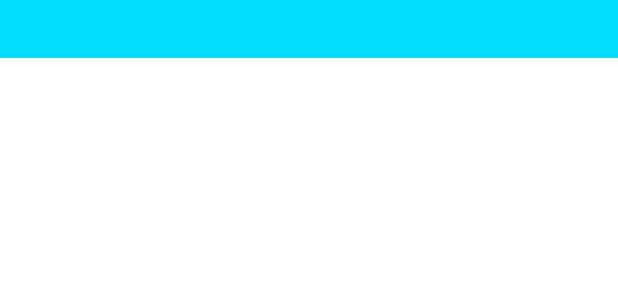
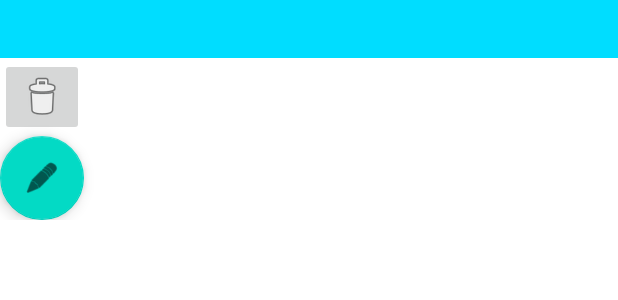
Before and after one commit to Zaruus/JIN-DM, an Android app: the layout item_task.xml on its own in the app's theme, with its tools: preview values and no code run, on a phone screen of 412 x 824 dp. Shown: the top 300 px of the screen. Run offline under Robolectric (Android 15) with nearby library versions, the phone set to English and light mode, and no system bars.

Commit message:
TP2 - Question 7 (terminé)

```diff
--- a/app/src/main/AndroidManifest.xml
+++ b/app/src/main/AndroidManifest.xml
@@ -10,6 +10,9 @@
         android:supportsRtl="true"
         android:theme="@style/Theme.ToDoQuentinMoreels">
         <activity
+            android:name=".form.FormActivity"
+            android:exported="false" />
+        <activity
             android:name=".MainActivity"
             android:exported="true">
             <intent-filter>
--- a/app/src/main/java/com/quentinmoreels/todo/tasklist/Task.kt
+++ b/app/src/main/java/com/quentinmoreels/todo/tasklist/Task.kt
@@ -1,3 +1,5 @@
 package com.quentinmoreels.todo.tasklist
 
-data class Task(val id: String, val title: String, val description: String = "default description")
+import java.io.Serializable
+
+data class Task(val id: String, val title: String, val description: String = "default description") : Serializable
--- a/app/src/main/res/layout/item_task.xml
+++ b/app/src/main/res/layout/item_task.xml
@@ -1,19 +1,34 @@
 <?xml version="1.0" encoding="utf-8"?>
 <LinearLayout
     xmlns:android="http://schemas.android.com/apk/res/android"
+    xmlns:app="http://schemas.android.com/apk/res-auto"
     android:orientation="vertical"
     android:layout_width="match_parent"
     android:layout_height="wrap_content">
 
     <TextView
         android:id="@+id/task_title"
-        android:background="@android:color/holo_blue_bright"
         android:layout_width="match_parent"
-        android:layout_height="wrap_content" />
+        android:layout_height="wrap_content"
+        android:background="@android:color/holo_blue_bright" />
 
     <TextView
         android:id="@+id/task_description"
-        android:background="@android:color/holo_blue_bright"
         android:layout_width="match_parent"
-        android:layout_height="wrap_content" />
+        android:layout_height="wrap_content"
+        android:background="@android:color/holo_blue_bright" />
+
+    <ImageButton
+        android:id="@+id/butDelete"
+        android:layout_width="wrap_content"
+        android:layout_height="wrap_content"
+        app:srcCompat="@android:drawable/ic_menu_delete" />
+
+    <com.google.android.material.floatingactionbutton.FloatingActionButton
+        android:id="@+id/butModifyTask"
+        android:layout_width="match_parent"
+        android:layout_height="wrap_content"
+        android:clickable="true"
+        app:srcCompat="@android:drawable/ic_menu_edit" />
+
 </LinearLayout>
```
Also changed, not shown: app/src/main/java/com/quentinmoreels/todo/form/FormActivity.kt (added, +34 -0 lines), app/src/main/java/com/quentinmoreels/todo/tasklist/TaskListAdapter.kt (+17 -2 lines), app/src/main/java/com/quentinmoreels/todo/tasklist/TaskListFragment.kt (+33 -7 lines), app/src/main/res/layout/activity_form.xml (added, +46 -0 lines).
